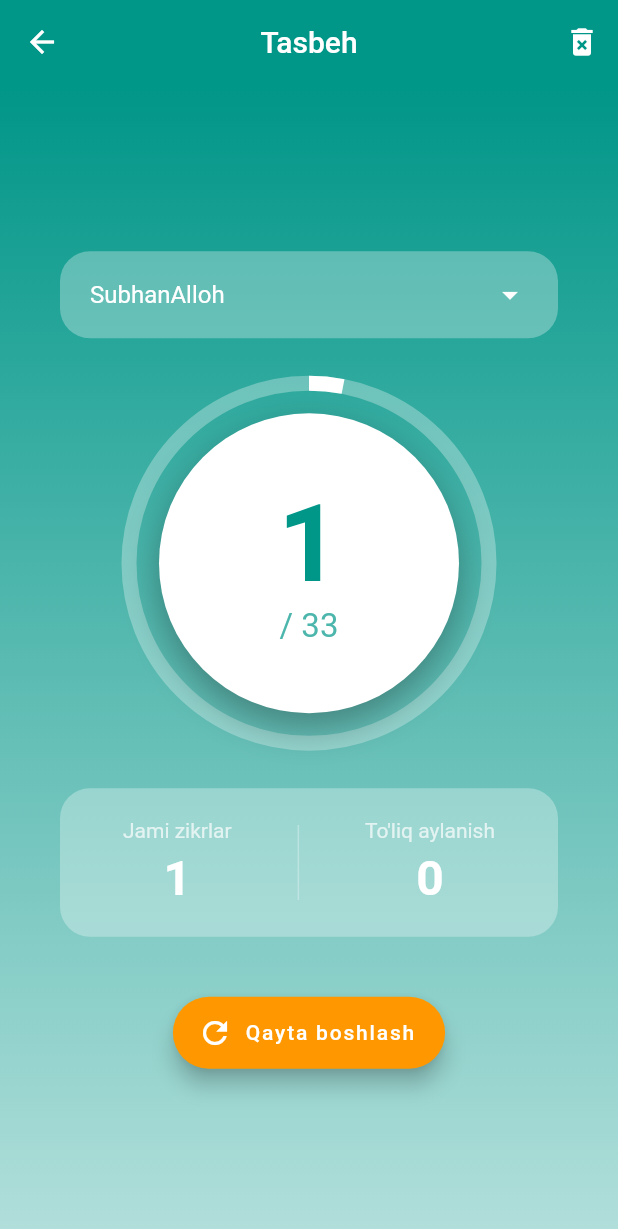
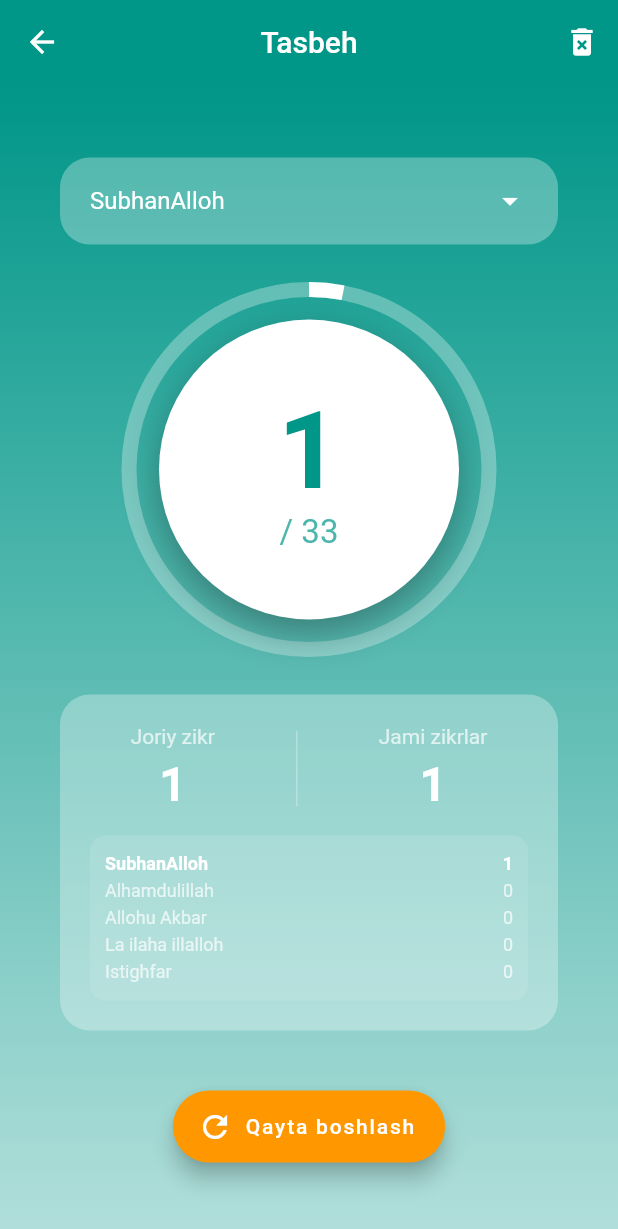
Before and after one commit to Turgunoff/namoz_vaqtlari, a Flutter app: the TasbehScreen screen opened directly, after a tap on an icon or button, on a phone screen of 412 x 824 dp. Shown: the top 1229 px of the screen. Run offline on Flutter 3.47's test engine with Material 3 defaults, Android fonts, the phone set to English and light mode, and no system bars; our stand-ins replace shared_preferences; accounts and stored records are empty; network calls fail.

Commit message:
Refactor TasbehScreen to use individual counters for each dhikr type, replacing totalCounter with a map. Update UI to display current dhikr count and overall counts dynamically.

```diff
--- a/lib/main.dart
+++ b/lib/main.dart
@@ -543,7 +543,13 @@ class TasbehScreen extends StatefulWidget {
 
 class _TasbehScreenState extends State<TasbehScreen> {
   int counter = 0;
-  int totalCounter = 0;
+  Map<String, int> dhikrCounters = {
+    'SubhanAlloh': 0,
+    'Alhamdulillah': 0,
+    'Allohu Akbar': 0,
+    'La ilaha illalloh': 0,
+    'Istighfar': 0,
+  };
   bool isLoading = true;
 
   // Zikr turlari
@@ -566,8 +572,13 @@ class _TasbehScreenState extends State<TasbehScreen> {
     final prefs = await SharedPreferences.getInstance();
     setState(() {
       counter = prefs.getInt('tasbehCounter') ?? 0;
-      totalCounter = prefs.getInt('tasbehTotalCounter') ?? 0;
       selectedDhikr = prefs.getString('selectedDhikr') ?? 'SubhanAlloh';
+
+      // Har bir zikr uchun alohida sanagichlarni yuklash
+      for (String dhikr in dhikrTypes) {
+        dhikrCounters[dhikr] = prefs.getInt('dhikr_$dhikr') ?? 0;
+      }
+
       isLoading = false;
     });
   }
@@ -575,14 +586,18 @@ class _TasbehScreenState extends State<TasbehScreen> {
   Future<void> _saveCounters() async {
     final prefs = await SharedPreferences.getInstance();
     await prefs.setInt('tasbehCounter', counter);
-    await prefs.setInt('tasbehTotalCounter', totalCounter);
     await prefs.setString('selectedDhikr', selectedDhikr);
+
+    // Har bir zikr uchun alohida sanagichlarni saqlash
+    for (String dhikr in dhikrTypes) {
+      await prefs.setInt('dhikr_$dhikr', dhikrCounters[dhikr]!);
+    }
   }
 
   void _incrementCounter() async {
     setState(() {
       counter++;
-      totalCounter++;
+      dhikrCounters[selectedDhikr] = dhikrCounters[selectedDhikr]! + 1;
 
       if (counter == 33) {
         counter = 0;
@@ -628,7 +643,10 @@ class _TasbehScreenState extends State<TasbehScreen> {
               HapticFeedback.heavyImpact();
               setState(() {
                 counter = 0;
-                totalCounter = 0;
+                // Barcha zikr sanagichlarini 0 ga qaytarish
+                for (String dhikr in dhikrTypes) {
+                  dhikrCounters[dhikr] = 0;
+                }
               });
               await _saveCounters();
               Navigator.pop(context);
@@ -789,18 +807,24 @@ class _TasbehScreenState extends State<TasbehScreen> {
                   color: Colors.white30,
                   borderRadius: BorderRadius.circular(20),
                 ),
-                child: Row(
+                child: Column(
+                  children: [
+                    // Joriy zikr statistikasi
+                    Row(
                       mainAxisAlignment: MainAxisAlignment.spaceAround,
                       children: [
                         Column(
                           children: [
                             Text(
-                          'Jami zikrlar',
-                          style: TextStyle(fontSize: 14, color: Colors.white70),
+                              'Joriy zikr',
+                              style: TextStyle(
+                                fontSize: 14,
+                                color: Colors.white70,
+                              ),
                             ),
                             SizedBox(height: 5),
                             Text(
-                          '$totalCounter',
+                              '${dhikrCounters[selectedDhikr]}',
                               style: TextStyle(
                                 fontSize: 32,
                                 fontWeight: FontWeight.bold,
@@ -813,12 +837,15 @@ class _TasbehScreenState extends State<TasbehScreen> {
                         Column(
                           children: [
                             Text(
-                          'To\'liq aylanish',
-                          style: TextStyle(fontSize: 14, color: Colors.white70),
+                              'Jami zikrlar',
+                              style: TextStyle(
+                                fontSize: 14,
+                                color: Colors.white70,
+                              ),
                             ),
                             SizedBox(height: 5),
                             Text(
-                          '${(totalCounter / 33).floor()}',
+                              '${dhikrCounters.values.fold(0, (sum, count) => sum + count)}',
                               style: TextStyle(
                                 fontSize: 32,
                                 fontWeight: FontWeight.bold,
@@ -826,6 +853,53 @@ class _TasbehScreenState extends State<TasbehScreen> {
                               ),
                             ),
                           ],
+                        ),
+                      ],
+                    ),
+                    SizedBox(height: 15),
+                    // Barcha zikrlar ro'yxati
+                    Container(
+                      padding: EdgeInsets.all(10),
+                      decoration: BoxDecoration(
+                        color: Colors.white.withOpacity(0.1),
+                        borderRadius: BorderRadius.circular(10),
+                      ),
+                      child: Column(
+                        children: dhikrTypes.map((dhikr) {
+                          return Padding(
+                            padding: EdgeInsets.symmetric(vertical: 2),
+                            child: Row(
+                              mainAxisAlignment: MainAxisAlignment.spaceBetween,
+                              children: [
+                                Text(
+                                  dhikr,
+                                  style: TextStyle(
+                                    fontSize: 12,
+                                    color: dhikr == selectedDhikr
+                                        ? Colors.white
+                                        : Colors.white70,
+                                    fontWeight: dhikr == selectedDhikr
+                                        ? FontWeight.bold
+                                        : FontWeight.normal,
+                                  ),
+                                ),
+                                Text(
+                                  '${dhikrCounters[dhikr]}',
+                                  style: TextStyle(
+                                    fontSize: 12,
+                                    color: dhikr == selectedDhikr
+                                        ? Colors.white
+                                        : Colors.white70,
+                                    fontWeight: dhikr == selectedDhikr
+                                        ? FontWeight.bold
+                                        : FontWeight.normal,
+                                  ),
+                                ),
+                              ],
+                            ),
+                          );
+                        }).toList(),
+                      ),
                     ),
                   ],
                 ),
```
Lines whose indentation alone changed are shown as unchanged.
